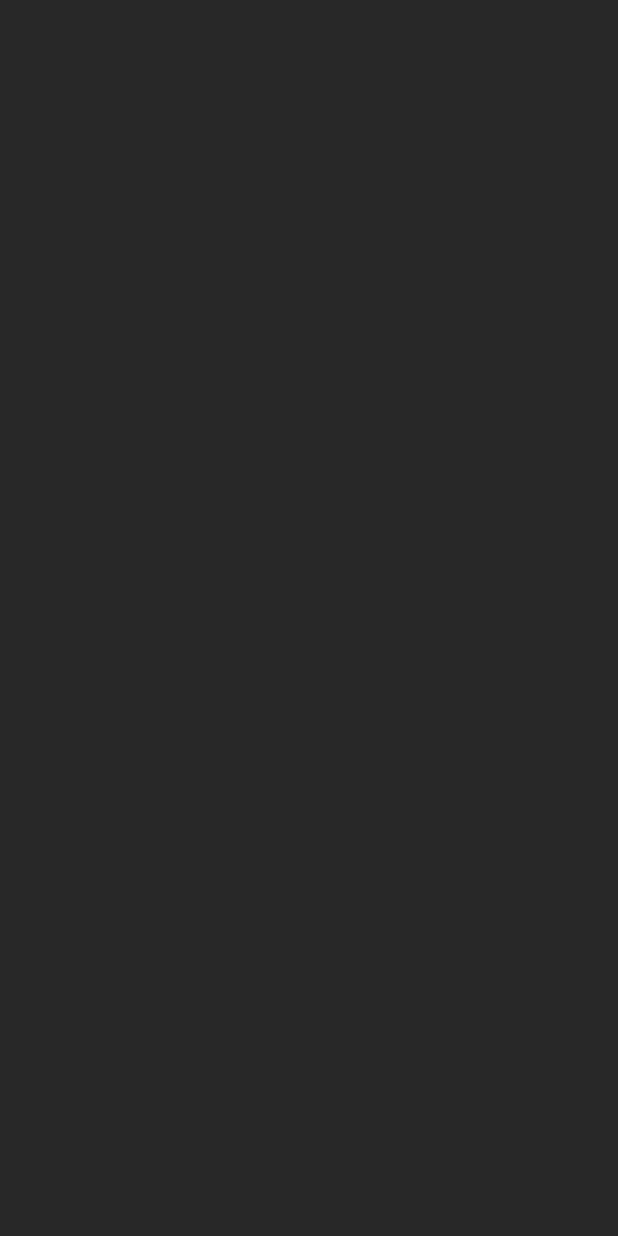
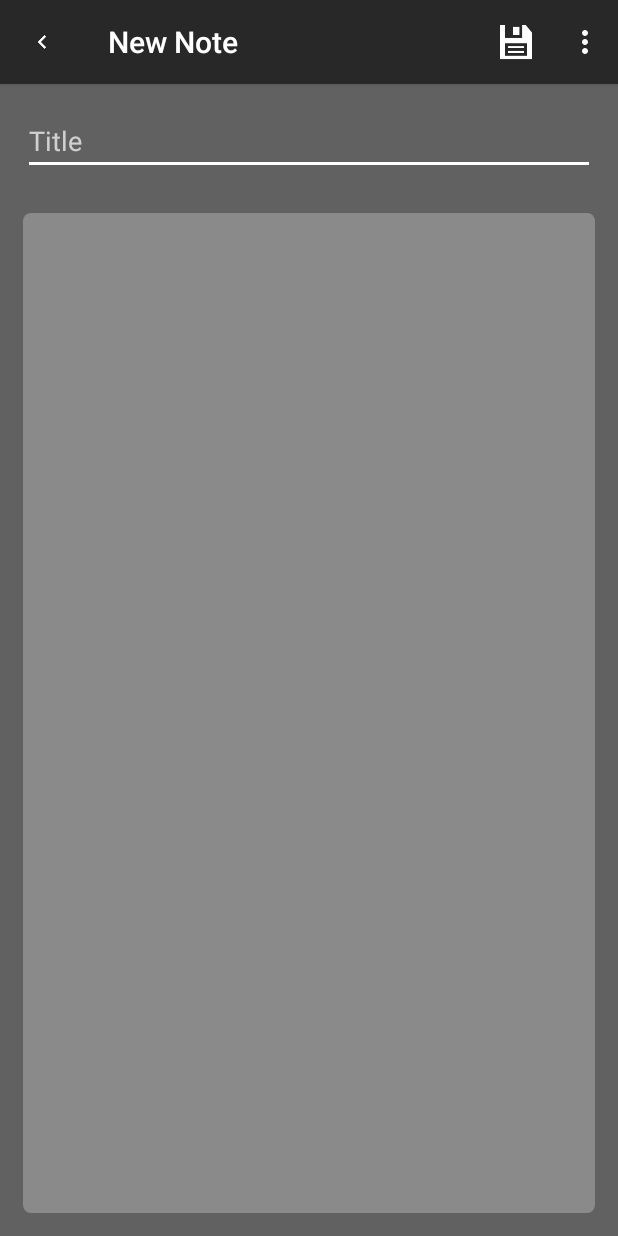
Before and after one commit to Mazurco066/Notepad, an Android app: the NoteActivity screen opened directly, with no data from a screen before it, on a phone screen of 412 x 824 dp. Before the commit the screen is empty. Run offline under Robolectric (Android 15) with nearby library versions, the phone set to English and light mode, and no system bars.

Commit message:
Added Nnote Activity

```diff
--- a/app/src/main/AndroidManifest.xml
+++ b/app/src/main/AndroidManifest.xml
@@ -16,7 +16,10 @@
                 <category android:name="android.intent.category.LAUNCHER" />
             </intent-filter>
         </activity>
-        <activity android:name=".activity.NoteActivity"></activity>
+        <activity
+            android:name=".activity.NoteActivity">
+            <meta-data android:name="android.support.PARENT_ACTIVITY" android:value=".activity.MainActivity"/>
+        </activity>
     </application>
 
 </manifest>
--- a/app/src/main/java/com/mazurco066/notepad/activity/MainActivity.java
+++ b/app/src/main/java/com/mazurco066/notepad/activity/MainActivity.java
@@ -1,5 +1,6 @@
 package com.mazurco066.notepad.activity;
 
+import android.content.Intent;
 import android.support.v7.app.AppCompatActivity;
 import android.os.Bundle;
 import android.support.v7.widget.Toolbar;
@@ -10,6 +11,10 @@ import android.widget.ListView;
 
 import com.mazurco066.notepad.R;
 import com.mazurco066.notepad.dao.NoteDAO;
+import com.mazurco066.notepad.model.Note;
+import com.mazurco066.notepad.util.DatabaseCreator;
+
+import java.util.List;
 
 public class MainActivity extends AppCompatActivity {
 
@@ -18,6 +23,7 @@ public class MainActivity extends AppCompatActivity {
     private ListView listView;
 
     //Definindo Atributos
+    private List<Note> notes;
     private NoteDAO dao;
 
     @Override
@@ -74,8 +80,30 @@ public class MainActivity extends AppCompatActivity {
 
     }
 
-    //Método que será responsávelpore xecutar as ações de recuperar dados de uma nota
+    //Método que será responsável por executar as ações de recuperar dados de uma nota
     private void writeNote() {
+
+        //Instanciando uma nova nota com id de não salva para validação
+        Note note = new Note();
+        note.setId(-1);
+
+        //Abrindo Activity de edição para nova nota
+        openNoteActivity(note);
+
+    }
+
+    //Método para Abrir Activity de Escrever/Visualizar Nota
+    private void openNoteActivity(Note note) {
+
+        //Instanciando intent para ir para prox activity
+        Intent noteActivity = new Intent(getApplicationContext(), NoteActivity.class);
+        noteActivity.putExtra(DatabaseCreator.FIELD_ID, note.getId());
+        noteActivity.putExtra(DatabaseCreator.FIELD_DATE, note.getDate());
+        noteActivity.putExtra(DatabaseCreator.FIELD_TITLE, note.getTitle());
+        noteActivity.putExtra(DatabaseCreator.FIELD_CONTENT, note.getContent());
+
+        //Iniciando nova activity
+        startActivity(noteActivity);
 
     }
 
--- a/app/src/main/java/com/mazurco066/notepad/activity/NoteActivity.java
+++ b/app/src/main/java/com/mazurco066/notepad/activity/NoteActivity.java
@@ -2,14 +2,68 @@ package com.mazurco066.notepad.activity;
 
 import android.support.v7.app.AppCompatActivity;
 import android.os.Bundle;
+import android.support.v7.widget.Toolbar;
+import android.view.Menu;
+import android.view.MenuInflater;
+import android.view.MenuItem;
 
 import com.mazurco066.notepad.R;
 
 public class NoteActivity extends AppCompatActivity {
 
+    //Definindo Componentes
+    private Toolbar toolbar;
+
     @Override
     protected void onCreate(Bundle savedInstanceState) {
+
+        //Implementação padrão do método onCreate
         super.onCreate(savedInstanceState);
         setContentView(R.layout.activity_note);
+
+        //Instanciando Componentes
+        toolbar = findViewById(R.id.mainToolbar);
+
+        //Configurando a Toolbar
+        toolbar.setTitle("New Note");
+        toolbar.setNavigationIcon(R.drawable.ic_keyboard_arrow_left);
+        this.setSupportActionBar(toolbar);
+    }
+
+    //Sobrescrevendo método de inflar menu
+    @Override
+    public boolean onCreateOptionsMenu(Menu menu) {
+
+        //Inflando menu na activity
+        MenuInflater inflater = getMenuInflater();
+        inflater.inflate(R.menu.note_menu, menu);
+        return  true;
+    }
+
+    //Sobrescrevendo método para ver qual botão do menu foi pressionado
+
+    @Override
+    public boolean onOptionsItemSelected(MenuItem item) {
+
+        //Verificando qual botão foi pressionado
+        switch (item.getItemId()) {
+
+            //Caso pressionou botão salvar
+            case R.id.action_save:
+                break;
+
+            //Caso pressionou botão deletar
+            case R.id.action_delete:
+                break;
+
+            //Caso pressionou botão voltar
+            case R.id.action_back:
+                finish();
+                break;
+
+        }
+
+        //Retorno padrão do método
+        return super.onOptionsItemSelected(item);
     }
 }
--- a/app/src/main/res/layout/activity_note.xml
+++ b/app/src/main/res/layout/activity_note.xml
@@ -1,9 +1,51 @@
 <?xml version="1.0" encoding="utf-8"?>
-<android.support.constraint.ConstraintLayout xmlns:android="http://schemas.android.com/apk/res/android"
+<RelativeLayout
+    xmlns:android="http://schemas.android.com/apk/res/android"
     xmlns:app="http://schemas.android.com/apk/res-auto"
     xmlns:tools="http://schemas.android.com/tools"
     android:layout_width="match_parent"
     android:layout_height="match_parent"
+    android:background="@color/appBackground"
     tools:context="com.mazurco066.notepad.activity.NoteActivity">
 
-</android.support.constraint.ConstraintLayout>
+    <include layout="@layout/toolbar" android:id="@+id/mainToolbar"/>
+
+    <EditText
+        android:id="@+id/editTitle"
+        android:textColor="@android:color/white"
+        android:layout_width="match_parent"
+        android:layout_height="wrap_content"
+        android:layout_below="@+id/mainToolbar"
+        android:layout_centerHorizontal="true"
+        android:layout_marginTop="15dp"
+        android:ems="10"
+        android:maxLength="18"
+        android:layout_marginStart="@dimen/listMargin"
+        android:layout_marginEnd="@dimen/listMargin"
+        android:inputType="textPersonName"
+        android:hint="@string/edit_title_hint" />
+
+    <EditText
+        android:id="@+id/editText"
+        android:layout_below="@+id/editTitle"
+        android:background="@drawable/list_background"
+        android:gravity="start"
+        android:paddingLeft="15dp"
+        android:paddingStart="15dp"
+        android:paddingTop="5dp"
+        android:paddingBottom="5dp"
+        android:paddingRight="5dp"
+        android:paddingEnd="5dp"
+        android:layout_width="match_parent"
+        android:layout_height="match_parent"
+        android:layout_centerHorizontal="true"
+        android:layout_marginTop="25dp"
+        android:ems="10"
+        android:layout_marginBottom="@dimen/listMargin"
+        android:layout_marginEnd="@dimen/listMargin"
+        android:layout_marginLeft="@dimen/listMargin"
+        android:layout_marginRight="@dimen/listMargin"
+        android:layout_marginStart="@dimen/listMargin"
+        android:inputType="textMultiLine" />
+
+</RelativeLayout>
--- /dev/null
+++ b/app/src/main/res/menu/note_menu.xml
@@ -0,0 +1,27 @@
+<?xml version="1.0" encoding="utf-8"?>
+<menu
+    xmlns:android="http://schemas.android.com/apk/res/android"
+    xmlns:app="http://schemas.android.com/apk/res-auto"
+    xmlns:tools="http://schemas.android.com/tools"
+    tools:context=".activity.NoteActivity">
+
+    <item
+        android:id="@+id/action_save"
+        android:title="@string/action_save"
+        android:icon="@drawable/ic_action_save"
+        android:orderInCategory="100"
+        app:showAsAction="ifRoom"/>
+
+    <item
+        android:id="@+id/action_delete"
+        android:title="@string/action_delete"
+        android:orderInCategory="200"
+        app:showAsAction="never"/>
+
+    <item
+        android:id="@+id/action_back"
+        android:title="@string/action_back"
+        android:orderInCategory="300"
+        app:showAsAction="never"/>
+
+</menu>
--- a/app/src/main/res/values/colors.xml
+++ b/app/src/main/res/values/colors.xml
@@ -3,7 +3,7 @@
 
     <color name="colorPrimary">#282828</color>
     <color name="colorPrimaryDark">#212121</color>
-    <color name="colorAccent">#263238</color>
+    <color name="colorAccent">#FFFFFF</color>
 
     <color name="appBackground">#616161</color>
     <color name="noteBackground">#70BDBDBD</color>
--- a/app/src/main/res/values/strings.xml
+++ b/app/src/main/res/values/strings.xml
@@ -4,5 +4,11 @@
 
     <string name="action_write">Wriite Note</string>
     <string name="action_exit">Exit App</string>
+    <string name="action_save">Save Note</string>
+    <string name="action_delete">Delete Note</string>
+    <string name="action_back">Cancel</string>
+
+    <string name="edit_title_hint">Title</string>
+    <string name="edit_content_hint">Content</string>
 
 </resources>
```
Also changed, not shown: app/src/main/res/drawable-hdpi/ic_action_save.png (added), app/src/main/res/drawable-mdpi/ic_action_save.png (added), app/src/main/res/drawable-xhdpi/ic_action_save.png (added), app/src/main/res/drawable-xxhdpi/ic_action_save.png (added), app/src/main/res/drawable-xxxhdpi/ic_action_save.png (added).
